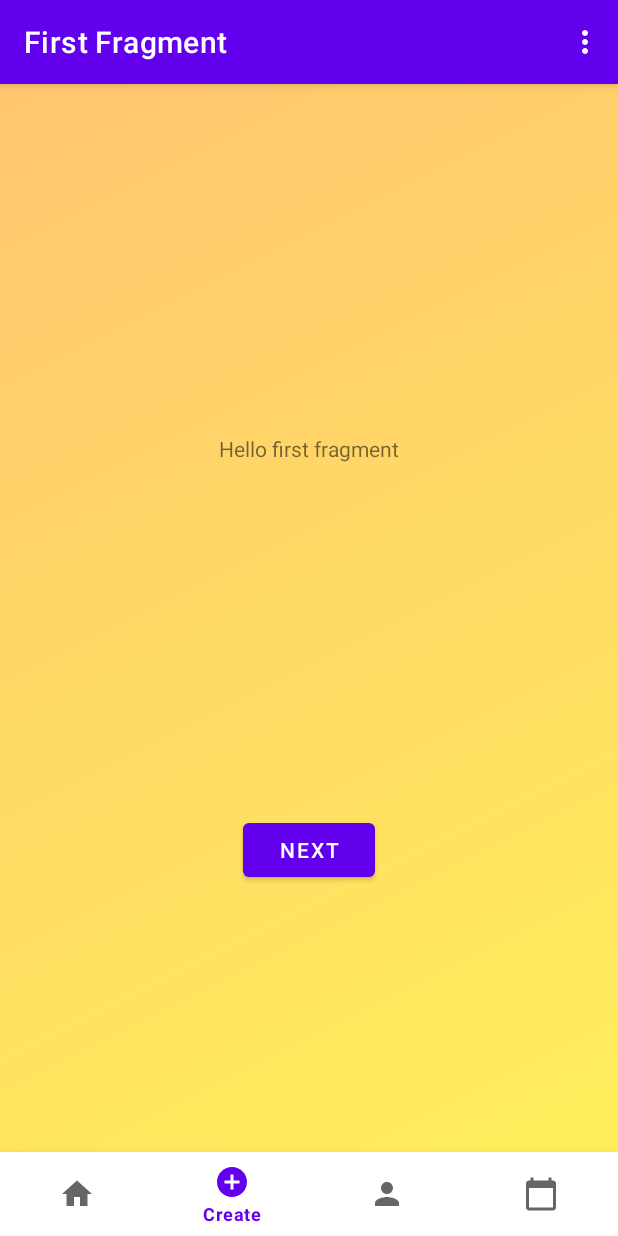
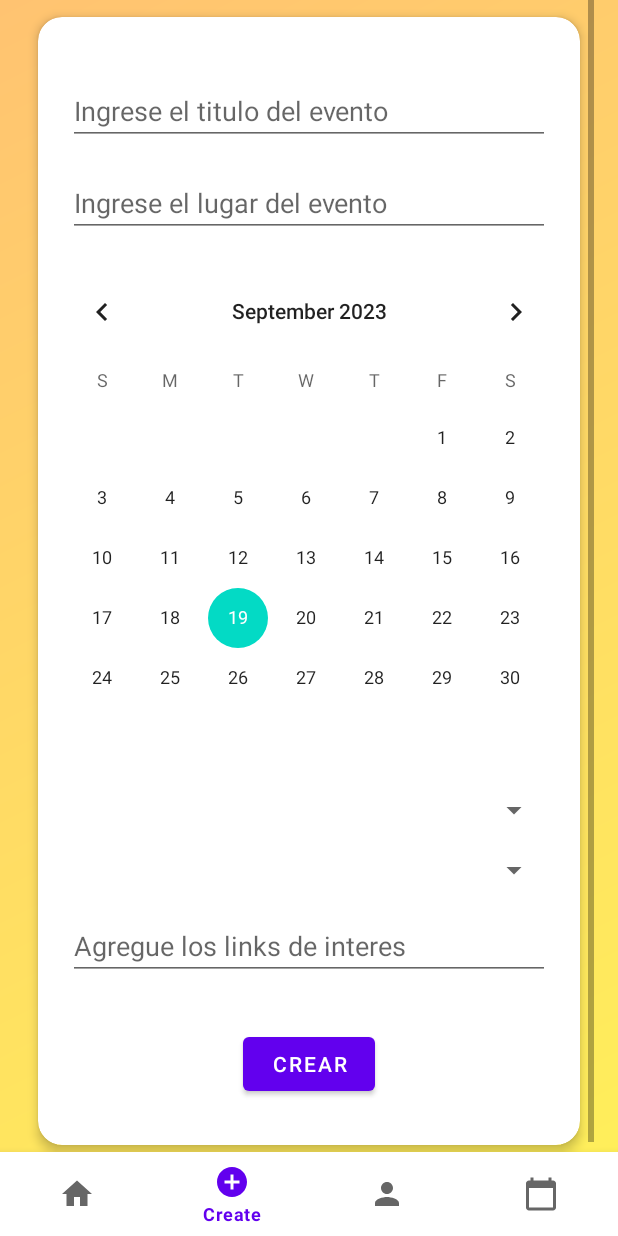
Before and after one commit to ISIS3510-202320-Team31/Android-Kotlin, an Android app: the screen it shows after launch (MainActivity), item 2 of the bottom bar chosen, on a phone screen of 412 x 824 dp. Run offline under Robolectric (Android 15) with nearby library versions, the light colour scheme and no system bars; our stand-ins replace navigation-ui.

Commit message:
Feature/event creation view #2 (#4)
* Creation of Event Creation Fragment and its viewmodel

* Creation of Event Creation Fragment

* View finished, waiting for logo to fix the header

```diff
--- a/app/build.gradle
+++ b/app/build.gradle
@@ -46,6 +46,7 @@ dependencies {
     implementation 'androidx.lifecycle:lifecycle-livedata-ktx:2.4.0'
     implementation 'androidx.lifecycle:lifecycle-viewmodel-ktx:2.4.0'
     implementation 'androidx.lifecycle:lifecycle-livedata-ktx:2.4.0'
+    implementation 'androidx.legacy:legacy-support-v4:1.0.0'
     testImplementation 'junit:junit:4.13.2'
     androidTestImplementation 'androidx.test.ext:junit:1.1.3'
     androidTestImplementation 'androidx.test.espresso:espresso-core:3.4.0'
--- /dev/null
+++ b/app/src/main/java/com/example/hive/view/EventCreationFragment.kt
@@ -0,0 +1,33 @@
+package com.example.hive.view
+
+import androidx.lifecycle.ViewModelProvider
+import android.os.Bundle
+import androidx.fragment.app.Fragment
+import android.view.LayoutInflater
+import android.view.View
+import android.view.ViewGroup
+import com.example.hive.R
+import com.example.hive.viewmodel.EventCreationViewModel
+
+class EventCreationFragment : Fragment() {
+
+    companion object {
+        fun newInstance() = EventCreationFragment()
+    }
+
+    private lateinit var viewModel: EventCreationViewModel
+
+    override fun onCreateView(
+        inflater: LayoutInflater, container: ViewGroup?,
+        savedInstanceState: Bundle?
+    ): View? {
+        return inflater.inflate(R.layout.fragment_event_creation, container, false)
+    }
+
+    override fun onActivityCreated(savedInstanceState: Bundle?) {
+        super.onActivityCreated(savedInstanceState)
+        viewModel = ViewModelProvider(this).get(EventCreationViewModel::class.java)
+        // TODO: Use the ViewModel
+    }
+
+}
--- a/app/src/main/java/com/example/hive/view/MainActivity.kt
+++ b/app/src/main/java/com/example/hive/view/MainActivity.kt
@@ -1,20 +1,15 @@
 package com.example.hive.view
 
 import android.os.Bundle
-import com.google.android.material.snackbar.Snackbar
 import androidx.appcompat.app.AppCompatActivity
-import androidx.navigation.findNavController
 import androidx.navigation.ui.AppBarConfiguration
-import androidx.navigation.ui.navigateUp
-import androidx.navigation.ui.setupActionBarWithNavController
 import android.view.Menu
-import android.view.MenuItem
+import androidx.fragment.app.Fragment
 import com.example.hive.R
 import com.example.hive.databinding.ActivityMainBinding
 
 class MainActivity : AppCompatActivity() {
 
-    private lateinit var appBarConfiguration: AppBarConfiguration
     private lateinit var binding: ActivityMainBinding
 
     override fun onCreate(savedInstanceState: Bundle?) {
@@ -23,11 +18,29 @@ class MainActivity : AppCompatActivity() {
         binding = ActivityMainBinding.inflate(layoutInflater)
         setContentView(binding.root)
 
-        setSupportActionBar(binding.toolbar)
+        replaceFragment(FirstFragment())
 
-        val navController = findNavController(R.id.nav_host_fragment_content_main)
-        appBarConfiguration = AppBarConfiguration(navController.graph)
-        setupActionBarWithNavController(navController, appBarConfiguration)
+        binding.bottomNavigation.setOnItemSelectedListener {
+            when(it.itemId) {
+                R.id.ic_home -> {
+                    replaceFragment(FirstFragment())
+                    true
+                }
+                R.id.ic_create -> {
+                    replaceFragment(EventCreationFragment())
+                    true
+                }
+                R.id.ic_calendar -> {
+                    replaceFragment(FirstFragment())
+                    true
+                }
+                R.id.ic_profile -> {
+                    replaceFragment(FirstFragment())
+                    true
+                }
+                else -> false
+            }
+        }
 
     }
 
@@ -37,10 +50,11 @@ class MainActivity : AppCompatActivity() {
         return true
     }
 
-
-    override fun onSupportNavigateUp(): Boolean {
-        val navController = findNavController(R.id.nav_host_fragment_content_main)
-        return navController.navigateUp(appBarConfiguration)
-                || super.onSupportNavigateUp()
+    private fun replaceFragment(fragment: Fragment) {
+        if (fragment != null) {
+            val transaction = supportFragmentManager.beginTransaction()
+            transaction.replace(R.id.fragment_container, fragment)
+            transaction.commit()
+        }
     }
 }
--- /dev/null
+++ b/app/src/main/java/com/example/hive/viewmodel/EventCreationViewModel.kt
@@ -0,0 +1,7 @@
+package com.example.hive.viewmodel
+
+import androidx.lifecycle.ViewModel
+
+class EventCreationViewModel : ViewModel() {
+    // TODO: Implement the ViewModel
+}
--- a/app/src/main/res/layout/activity_main.xml
+++ b/app/src/main/res/layout/activity_main.xml
@@ -1,5 +1,5 @@
 <?xml version="1.0" encoding="utf-8"?>
-<androidx.coordinatorlayout.widget.CoordinatorLayout xmlns:android="http://schemas.android.com/apk/res/android"
+<androidx.constraintlayout.widget.ConstraintLayout xmlns:android="http://schemas.android.com/apk/res/android"
     xmlns:app="http://schemas.android.com/apk/res-auto"
     xmlns:tools="http://schemas.android.com/tools"
     android:layout_width="match_parent"
@@ -7,28 +7,23 @@
     android:background="@drawable/gradient_background"
     tools:context=".view.MainActivity">
 
-    <com.google.android.material.appbar.AppBarLayout
-        android:layout_width="match_parent"
-        android:layout_height="wrap_content"
-        android:theme="@style/Theme.Hive.AppBarOverlay">
-
-        <androidx.appcompat.widget.Toolbar
-            android:id="@+id/toolbar"
-            android:layout_width="match_parent"
-            android:layout_height="?attr/actionBarSize"
-            android:background="?attr/colorPrimary"
-            app:popupTheme="@style/Theme.Hive.PopupOverlay" />
-
-    </com.google.android.material.appbar.AppBarLayout>
-
-    <include layout="@layout/content_main" />
+    <FrameLayout
+        android:id="@+id/fragment_container"
+        android:layout_width="0dp"
+        android:layout_height="0dp"
+        app:layout_constraintTop_toTopOf="parent"
+        app:layout_constraintBottom_toTopOf="@+id/bottom_navigation"
+        app:layout_constraintStart_toStartOf="parent"
+        app:layout_constraintEnd_toEndOf="parent" />
 
     <com.google.android.material.bottomnavigation.BottomNavigationView
         android:id="@+id/bottom_navigation"
-        android:layout_width="match_parent"
+        android:layout_width="0dp"
         android:layout_height="wrap_content"
         android:layout_gravity="bottom"
-        app:menu="@menu/menu_main" />
+        app:menu="@menu/menu_main"
+        app:layout_constraintBottom_toBottomOf="parent"
+        app:layout_constraintStart_toStartOf="parent"
+        app:layout_constraintEnd_toEndOf="parent" />
 
-
-</androidx.coordinatorlayout.widget.CoordinatorLayout>
+</androidx.constraintlayout.widget.ConstraintLayout>
--- /dev/null
+++ b/app/src/main/res/layout/fragment_event_creation.xml
@@ -0,0 +1,110 @@
+<?xml version="1.0" encoding="utf-8"?>
+<ScrollView
+    xmlns:android="http://schemas.android.com/apk/res/android"
+    xmlns:app="http://schemas.android.com/apk/res-auto"
+    xmlns:tools="http://schemas.android.com/tools"
+    android:id="@+id/container"
+    android:layout_width="match_parent"
+    android:layout_height="match_parent"
+    android:paddingStart="16dp"
+    android:paddingEnd="16dp"
+    tools:context=".view.EventCreationFragment">
+
+    <androidx.cardview.widget.CardView
+        android:layout_width="match_parent"
+        android:layout_height="wrap_content"
+        app:cardCornerRadius="16dp"
+        app:cardElevation="4dp"
+        app:cardUseCompatPadding="true">
+
+        <androidx.constraintlayout.widget.ConstraintLayout
+            android:layout_width="match_parent"
+            android:layout_height="wrap_content">
+
+            <EditText
+                android:id="@+id/inputBox"
+                android:layout_width="0dp"
+                android:layout_height="wrap_content"
+                android:hint="Ingrese el titulo del evento"
+                app:layout_constraintStart_toStartOf="parent"
+                app:layout_constraintEnd_toEndOf="parent"
+                app:layout_constraintTop_toTopOf="parent"
+                android:layout_marginLeft="20dp"
+                android:layout_marginRight="20dp"
+                android:layout_marginTop="40dp"
+                app:layout_constraintBottom_toTopOf="@+id/inputBoxLugar" />
+
+            <EditText
+                android:id="@+id/inputBoxLugar"
+                android:layout_width="0dp"
+                android:layout_height="wrap_content"
+                android:hint="Ingrese el lugar del evento"
+                app:layout_constraintStart_toStartOf="parent"
+                app:layout_constraintEnd_toEndOf="parent"
+                android:layout_marginTop="16dp"
+                android:layout_marginLeft="20dp"
+                android:layout_marginRight="20dp"
+                app:layout_constraintTop_toBottomOf="@+id/inputBox"
+                />
+
+            <CalendarView
+                android:id="@+id/calendarView"
+                android:layout_width="0dp"
+                android:layout_height="wrap_content"
+                app:layout_constraintStart_toStartOf="parent"
+                android:layout_marginTop="16dp"
+                app:layout_constraintTop_toBottomOf="@+id/inputBoxLugar"
+                app:layout_constraintEnd_toEndOf="parent" />
+
+            <Spinner
+                android:id="@+id/spinner1"
+                android:layout_width="0dp"
+                android:layout_height="wrap_content"
+                android:layout_marginTop="16dp"
+                app:layout_constraintStart_toStartOf="parent"
+                app:layout_constraintEnd_toEndOf="parent"
+                android:layout_marginLeft="20dp"
+                android:layout_marginRight="20dp"
+                app:layout_constraintTop_toBottomOf="@+id/calendarView"
+                />
+
+            <Spinner
+                android:id="@+id/spinner2"
+                android:layout_width="0dp"
+                android:layout_height="wrap_content"
+                android:layout_marginTop="16dp"
+                app:layout_constraintStart_toStartOf="parent"
+                app:layout_constraintEnd_toEndOf="parent"
+                android:layout_marginLeft="20dp"
+                android:layout_marginRight="20dp"
+                app:layout_constraintTop_toBottomOf="@+id/spinner1"
+                />
+
+            <EditText
+                android:id="@+id/textBox"
+                android:layout_width="0dp"
+                android:layout_height="wrap_content"
+                android:hint="Agregue los links de interes"
+                android:layout_marginTop="16dp"
+                app:layout_constraintStart_toStartOf="parent"
+                app:layout_constraintEnd_toEndOf="parent"
+                android:layout_marginLeft="20dp"
+                android:layout_marginRight="20dp"
+                app:layout_constraintTop_toBottomOf="@+id/spinner2"
+                />
+
+            <Button
+                android:id="@+id/submitButton"
+                android:layout_width="wrap_content"
+                android:layout_height="wrap_content"
+                android:text="Crear"
+                app:layout_constraintStart_toStartOf="parent"
+                app:layout_constraintEnd_toEndOf="parent"
+                android:layout_marginTop="32dp"
+                android:layout_marginBottom="30dp"
+                app:layout_constraintTop_toBottomOf="@+id/textBox"
+                app:layout_constraintBottom_toBottomOf="parent" />
+
+        </androidx.constraintlayout.widget.ConstraintLayout>
+    </androidx.cardview.widget.CardView>
+</ScrollView>
```
